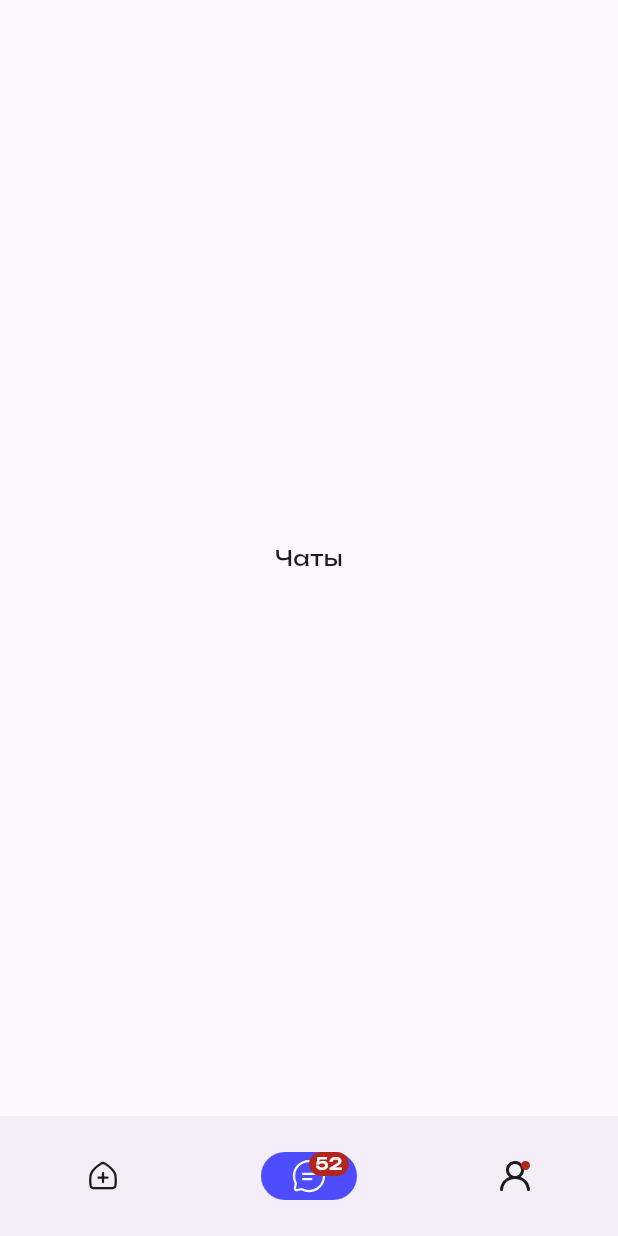
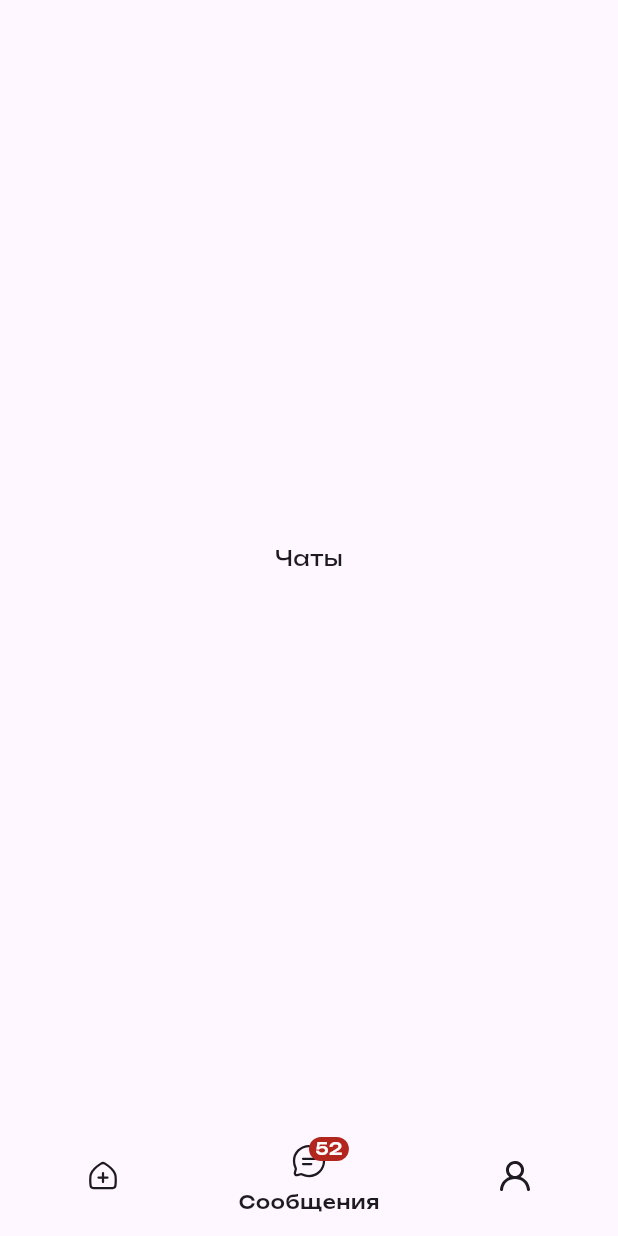
Before and after one commit to medvisual/medvisual-client, a Flutter app: the screen it shows after launch, item 2 of the bottom bar chosen, on a phone screen of 412 x 824 dp. Run offline on Flutter 3.47's test engine with Material 3 defaults, Android fonts, the phone set to English and light mode, and no system bars; our stand-ins replace auto_route, dio, flutter_bloc, flutter_dotenv, flutter_svg, get_it and 5 more; missing offline and left inert: talker_bloc_logger, talker_dio_logger; statements that could not run were skipped; project files that could hold a hidden picture were left out.

Commit message:
Added adaptive ui for dark, light theme, some ui changes, fix keybord overflowed

```diff
--- /dev/null
+++ b/devtools_options.yaml
@@ -0,0 +1,3 @@
+description: This file stores settings for Dart & Flutter DevTools.
+documentation: https://docs.flutter.dev/tools/devtools/extensions#configure-extension-enablement-states
+extensions:
--- a/lib/src/app.dart
+++ b/lib/src/app.dart
@@ -16,6 +16,7 @@ class _MainAppState extends State<MainApp> {
     return MaterialApp.router(
       debugShowCheckedModeBanner: false,
       theme: lightTheme,
+      darkTheme: darkTheme,
       routerConfig: _router.config(),
     );
   }
--- a/lib/src/features/categories/widgets/search_widget.dart
+++ b/lib/src/features/categories/widgets/search_widget.dart
@@ -15,7 +15,7 @@ class SearchWidget extends StatelessWidget {
       height: 40,
       decoration: BoxDecoration(
         borderRadius: BorderRadius.circular(30),
-        color: Colors.white,
+        color: theme.colorScheme.surfaceContainer,
       ),
       child: Row(
         mainAxisSize: MainAxisSize.max,
--- a/lib/src/features/categories/widgets/settings_button.dart
+++ b/lib/src/features/categories/widgets/settings_button.dart
@@ -15,8 +15,8 @@ class SettingsButton extends StatelessWidget {
         onPressed: () {
           AutoTabsRouter.of(context).navigateNamed('/settings');
         },
-        icon: const Icon(Icons.settings_rounded),
-        color: theme.hintColor,
+        icon: const Icon(Icons.settings_applications_sharp),
+        color: theme.hintColor.withOpacity(0.5),
       ),
     );
   }
--- a/lib/src/features/diseases/widgets/shimmer_container.dart
+++ b/lib/src/features/diseases/widgets/shimmer_container.dart
@@ -16,8 +16,8 @@ class ShimmerComtainer extends StatelessWidget {
       width: MediaQuery.of(context).size.width,
       height: MediaQuery.of(context).size.height * 0.08,
       child: Shimmer.fromColors(
-        baseColor: Colors.grey.shade300,
-        highlightColor: Colors.grey.shade100,
+        baseColor: theme.colorScheme.surfaceContainer,
+        highlightColor: theme.colorScheme.surfaceContainerHigh,
         enabled: true,
         child: Container(
           decoration: BoxDecoration(
--- a/lib/src/features/home/widgets/navigation_bar.dart
+++ b/lib/src/features/home/widgets/navigation_bar.dart
@@ -1,4 +1,3 @@
-// ignore_for_file: public_member_api_docs, sort_constructors_first
 import 'package:auto_route/auto_route.dart';
 import 'package:flutter/material.dart';
 import 'package:flutter_svg/flutter_svg.dart';
@@ -17,57 +16,27 @@ class _CustomNavigationBarState extends State<CustomNavigationBar> {
   Widget build(BuildContext context) {
     final theme = Theme.of(context);
     return NavigationBar(
-      labelBehavior: NavigationDestinationLabelBehavior.alwaysHide,
+      labelBehavior: NavigationDestinationLabelBehavior.onlyShowSelected,
       selectedIndex: widget.currentIndex,
-      indicatorColor: theme.primaryColor,
-      destinations: [
-        NavigationDestination(
-          selectedIcon: SvgPicture.asset(
-            'assets/icons/home.svg',
-            colorFilter: ColorFilter.mode(theme.canvasColor, BlendMode.srcIn),
-          ),
-          icon: SvgPicture.asset(
-            'assets/icons/home.svg',
-            colorFilter:
-                ColorFilter.mode(theme.colorScheme.onSurface, BlendMode.srcIn),
-          ),
+      indicatorColor: theme.colorScheme.surface,
+      backgroundColor: Colors.transparent,
+      overlayColor: WidgetStatePropertyAll(theme.colorScheme.onSurface),
+      animationDuration: const Duration(milliseconds: 350),
+      destinations: const [
+        NavBarItem(
+          iconName: 'home',
           label: 'Категории',
         ),
-        NavigationDestination(
-          icon: Badge(
-            label: Text('52'),
-            child: SvgPicture.asset(
-              'assets/icons/chat.svg',
-              colorFilter: ColorFilter.mode(
-                  theme.colorScheme.onSurface, BlendMode.srcIn),
-            ),
-          ),
-          selectedIcon: Badge(
-            label: const Text('52'),
-            child: SvgPicture.asset(
-              'assets/icons/chat.svg',
-              colorFilter: ColorFilter.mode(theme.canvasColor, BlendMode.srcIn),
-            ),
-          ),
+        NavBarItem(
+          iconName: 'chat',
           label: 'Сообщения',
+          inBadge: true,
+          badgeText: '52',
         ),
-        NavigationDestination(
-          icon: Badge(
-            child: SvgPicture.asset(
-              'assets/icons/profile.svg',
-              colorFilter: ColorFilter.mode(
-                  theme.colorScheme.onSurface, BlendMode.srcIn),
-            ),
-          ),
-          selectedIcon: Badge(
-            child: SvgPicture.asset(
-              'assets/icons/profile.svg',
-              colorFilter: ColorFilter.mode(
-                  theme.colorScheme.onPrimary, BlendMode.srcIn),
-            ),
-          ),
+        NavBarItem(
+          iconName: 'profile',
           label: 'Профиль',
-        ),
+        )
       ],
       onDestinationSelected: (index) {
         setState(() {
@@ -77,3 +46,42 @@ class _CustomNavigationBarState extends State<CustomNavigationBar> {
     );
   }
 }
+
+class NavBarItem extends StatelessWidget {
+  const NavBarItem(
+      {super.key,
+      required this.iconName,
+      this.label,
+      this.inBadge = false,
+      this.badgeText})
+      : assert(badgeText == null || inBadge == true,
+            'If badgeText is provided, inBadge must be true'),
+        assert(badgeText != null || inBadge == false,
+            'If inBadge is true, badgeText must be provided');
+
+  final String iconName;
+  final String? label;
+  final bool? inBadge;
+  final String? badgeText;
+  @override
+  Widget build(BuildContext context) {
+    final theme = Theme.of(context);
+    return NavigationDestination(
+      icon: inBadge == true
+          ? Badge(
+              label: Text(badgeText!),
+              child: SvgPicture.asset(
+                'assets/icons/$iconName.svg',
+                colorFilter: ColorFilter.mode(
+                    theme.colorScheme.onSurface, BlendMode.srcIn),
+              ),
+            )
+          : SvgPicture.asset(
+              'assets/icons/$iconName.svg',
+              colorFilter: ColorFilter.mode(
+                  theme.colorScheme.onSurface, BlendMode.srcIn),
+            ),
+      label: label != null ? label! : '',
+    );
+  }
+}
--- a/lib/src/ui/theme/theme.dart
+++ b/lib/src/ui/theme/theme.dart
@@ -8,6 +8,22 @@ const secondaryColor = Color.fromARGB(255, 59, 93, 196);
 const thirdColor = Color.fromARGB(255, 166, 188, 255);
 
 final lightTheme = ThemeData(
+  inputDecorationTheme: const InputDecorationTheme(
+    // prefixIcon: Icon(Icons.email),
+    filled: true,
+    fillColor: Color(0xFFE8EDF5),
+    hintStyle: TextStyle(color: Color(0xFF4A739C)),
+    contentPadding: EdgeInsets.symmetric(vertical: 15.0, horizontal: 20.0),
+    focusedBorder: OutlineInputBorder(
+        borderRadius: BorderRadius.all(Radius.circular(20.0)),
+        borderSide: BorderSide(color: Colors.transparent)),
+    errorBorder: OutlineInputBorder(
+      borderRadius: BorderRadius.all(Radius.circular(10.0)),
+    ),
+    enabledBorder: OutlineInputBorder(
+        borderRadius: BorderRadius.all(Radius.circular(20.0)),
+        borderSide: BorderSide(color: Colors.transparent)),
+  ),
   canvasColor: const Color(0xFFF7FAFC),
   indicatorColor: Colors.red,
   brightness: Brightness.light,
@@ -23,6 +39,22 @@ final lightTheme = ThemeData(
   useMaterial3: true,
 );
 final darkTheme = ThemeData(
+  inputDecorationTheme: const InputDecorationTheme(
+    // prefixIcon: Icon(Icons.email),
+    filled: true,
+    fillColor: Color(0xFF21364A),
+    hintStyle: TextStyle(color: Color(0xFF8FADCC)),
+    contentPadding: EdgeInsets.symmetric(vertical: 15.0, horizontal: 20.0),
+    focusedBorder: OutlineInputBorder(
+        borderRadius: BorderRadius.all(Radius.circular(20.0)),
+        borderSide: BorderSide(color: Colors.transparent)),
+    errorBorder: OutlineInputBorder(
+      borderRadius: BorderRadius.all(Radius.circular(10.0)),
+    ),
+    enabledBorder: OutlineInputBorder(
+        borderRadius: BorderRadius.all(Radius.circular(20.0)),
+        borderSide: BorderSide(color: Colors.transparent)),
+  ),
   indicatorColor: Colors.red,
   brightness: Brightness.dark,
   useMaterial3: true,
```
Also changed, not shown: lib/src/features/categories/widgets/app_bar.dart (+7 -5 lines), lib/src/features/diseases/pages/add_disease/view/add_diseases_page.dart (+40 -20 lines), lib/src/features/diseases/pages/add_disease/widgets/inut_field.dart (+10 -28 lines), lib/src/ui/widgets/base_list_container.dart (+10 -5 lines), 1 other file.
